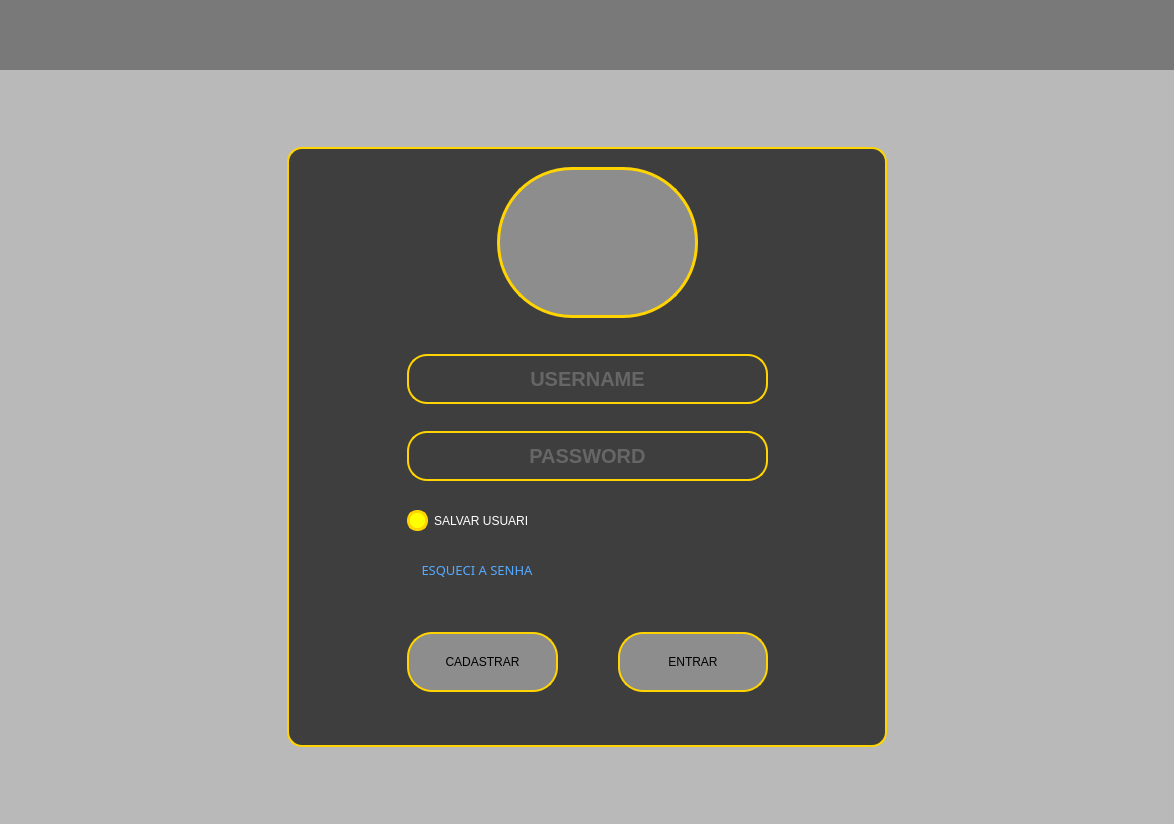
Old version of the form uic/Login.ui in the repository Lum000/Comanda2.0.
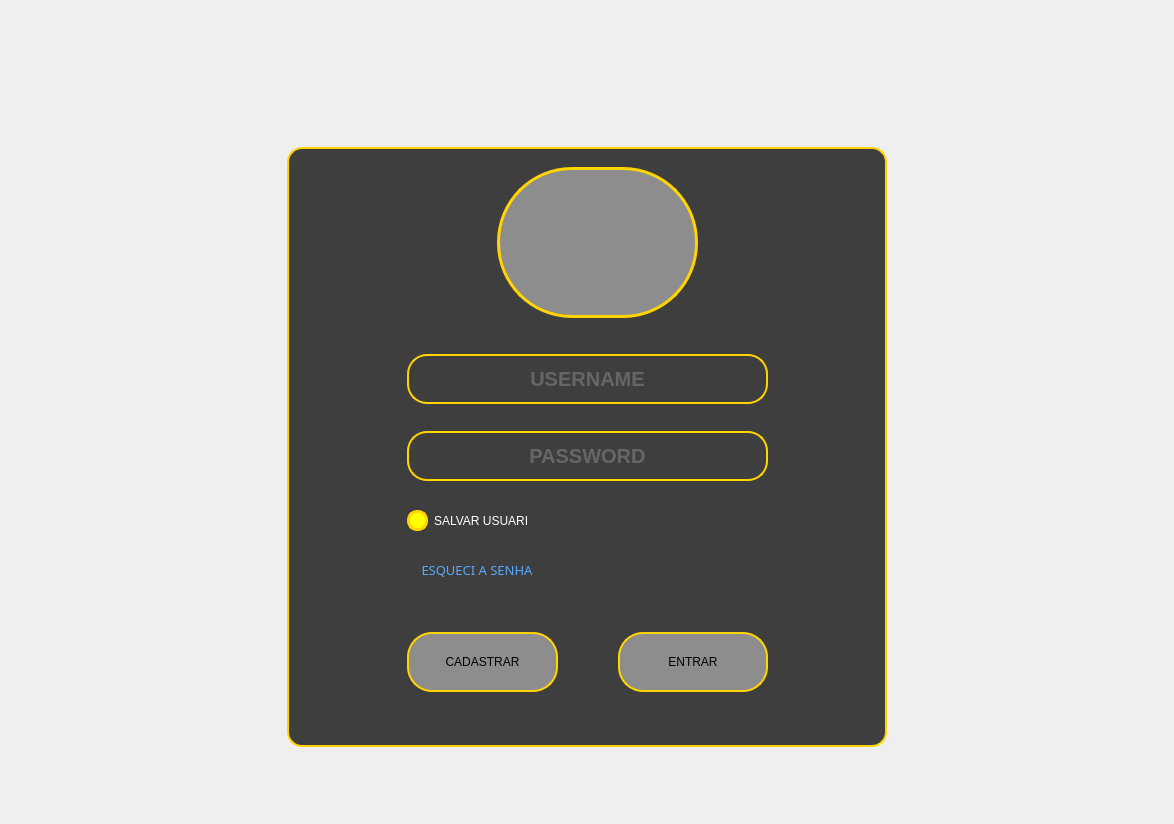
New version of the form. Icons and pictures are not drawn.

```diff
--- a/uic/Login.ui
+++ b/uic/Login.ui
@@ -45,7 +45,7 @@
        </size>
       </property>
       <property name="styleSheet">
-       <string notr="true">background-color: rgb(121, 121, 121);</string>
+       <string notr="true"/>
       </property>
       <property name="frameShape">
        <enum>QFrame::NoFrame</enum>
@@ -83,8 +83,7 @@
     <item>
      <widget class="QFrame" name="frame_2">
       <property name="styleSheet">
-       <string notr="true">background-color: rgb(185, 185, 185);
-</string>
+       <string notr="true"/>
       </property>
       <property name="frameShape">
        <enum>QFrame::NoFrame</enum>
```
